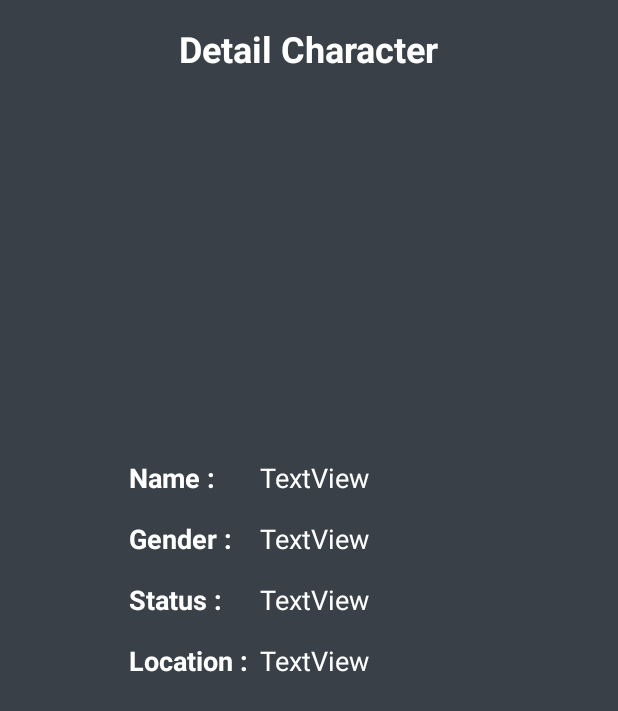
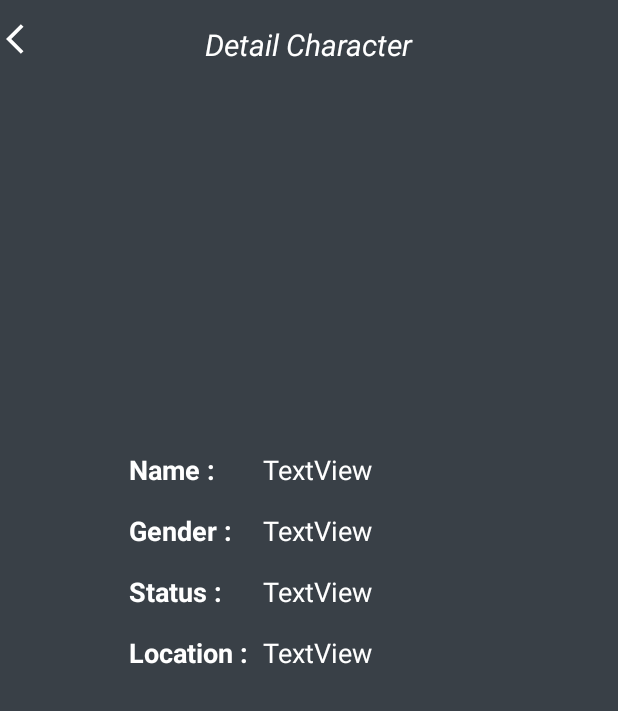
Before and after one commit to gadelshin2011/Rick_and_Morty, an Android app: the InfoPersonFragment screen opened through its navigation route, on a phone screen of 412 x 824 dp. Shown: the top 711 px of the screen. Run offline under Robolectric (Android 15) with nearby library versions, the phone set to English and light mode, and no system bars; our stand-ins replace Picasso; network calls fail; pictures from the network do not load; 7 statements that could not run were skipped.

Commit message:
последняя версия

```diff
--- a/app/src/main/java/com/example/rickmortyretrofit/screens/InfoPersonFragment.kt
+++ b/app/src/main/java/com/example/rickmortyretrofit/screens/InfoPersonFragment.kt
@@ -5,6 +5,8 @@ import androidx.fragment.app.Fragment
 import android.view.LayoutInflater
 import android.view.View
 import android.view.ViewGroup
+import com.example.rickmortyretrofit.APP
+import com.example.rickmortyretrofit.R
 import com.example.rickmortyretrofit.databinding.FragmentInfoPersonBinding
 import com.example.rickmortyretrofit.model.Result
 import com.squareup.picasso.Picasso
@@ -28,6 +30,7 @@ class InfoPersonFragment : Fragment() {
     }
 
     private fun init() {
+        setListener()
         transferringDataFromTheModel()
 
     }
@@ -37,6 +40,13 @@ class InfoPersonFragment : Fragment() {
         binding.tvName.text = currentModel.name
         binding.tvGender.text = currentModel.gender
         binding.tvStatus.text = currentModel.status
+        binding.tvLocation.text = currentModel.location.name
+    }
+
+    private fun setListener(){
+        binding.imBtnBack.setOnClickListener {
+            APP.navController.navigate(R.id.action_infoPersonFragment_to_startFragment)
+        }
     }
 
 
--- a/app/src/main/java/com/example/rickmortyretrofit/screens/startscreen/StartFragment.kt
+++ b/app/src/main/java/com/example/rickmortyretrofit/screens/startscreen/StartFragment.kt
@@ -4,6 +4,7 @@ import android.os.Bundle
 import android.view.LayoutInflater
 import android.view.View
 import android.view.ViewGroup
+import android.widget.ImageButton
 import android.widget.SearchView
 import android.widget.SearchView.OnCloseListener
 import androidx.appcompat.widget.SearchView.OnQueryTextListener
@@ -102,7 +103,9 @@ class StartFragment : Fragment() {
             binding.imageSearchButton.visibility = View.GONE
         }
 
+    }
 
+    fun changeStateButton(){
 
     }
 
--- /dev/null
+++ b/app/src/main/res/drawable/ic_baseline_back_24.xml
@@ -0,0 +1,5 @@
+<vector android:autoMirrored="true" android:height="24dp"
+    android:tint="#FFFFFF" android:viewportHeight="24"
+    android:viewportWidth="24" android:width="24dp" xmlns:android="http://schemas.android.com/apk/res/android">
+    <path android:fillColor="@android:color/white" android:pathData="M11.67,3.87L9.9,2.1 0,12l9.9,9.9 1.77,-1.77L3.54,12z"/>
+</vector>
--- /dev/null
+++ b/app/src/main/res/drawable/ic_baseline_favorite_first_state.xml
@@ -0,0 +1,5 @@
+<vector android:height="24dp" android:tint="#FFFFFF"
+    android:viewportHeight="24" android:viewportWidth="24"
+    android:width="24dp" xmlns:android="http://schemas.android.com/apk/res/android">
+    <path android:fillColor="@android:color/white" android:pathData="M12,21.35l-1.45,-1.32C5.4,15.36 2,12.28 2,8.5 2,5.42 4.42,3 7.5,3c1.74,0 3.41,0.81 4.5,2.09C13.09,3.81 14.76,3 16.5,3 19.58,3 22,5.42 22,8.5c0,3.78 -3.4,6.86 -8.55,11.54L12,21.35z"/>
+</vector>
--- /dev/null
+++ b/app/src/main/res/drawable/ic_baseline_favorite_second_state.xml
@@ -0,0 +1,5 @@
+<vector android:height="24dp" android:tint="#FF0000"
+    android:viewportHeight="24" android:viewportWidth="24"
+    android:width="24dp" xmlns:android="http://schemas.android.com/apk/res/android">
+    <path android:fillColor="@android:color/white" android:pathData="M12,21.35l-1.45,-1.32C5.4,15.36 2,12.28 2,8.5 2,5.42 4.42,3 7.5,3c1.74,0 3.41,0.81 4.5,2.09C13.09,3.81 14.76,3 16.5,3 19.58,3 22,5.42 22,8.5c0,3.78 -3.4,6.86 -8.55,11.54L12,21.35z"/>
+</vector>
--- a/app/src/main/res/layout/fragment_info_person.xml
+++ b/app/src/main/res/layout/fragment_info_person.xml
@@ -24,8 +24,8 @@
         android:layout_height="wrap_content"
         android:layout_marginTop="16dp"
         android:text="Detail Character"
-        android:textStyle="bold"
-        android:textSize="24sp"
+        android:textStyle="italic"
+        android:textSize="20sp"
         android:textColor="@color/white"
         app:layout_constraintEnd_toEndOf="parent"
         app:layout_constraintStart_toStartOf="parent"
@@ -39,6 +39,7 @@
         android:text="TextView"
         android:textColor="@color/white"
         android:textSize="18sp"
+        app:layout_constraintEnd_toEndOf="@+id/tvName"
         app:layout_constraintStart_toStartOf="@+id/tvName"
         app:layout_constraintTop_toBottomOf="@+id/tvName" />
 
@@ -46,37 +47,40 @@
         android:id="@+id/tvName"
         android:layout_width="0dp"
         android:layout_height="wrap_content"
-        android:layout_marginStart="30dp"
+        android:layout_marginStart="10dp"
         android:layout_marginTop="16dp"
         android:text="TextView"
         android:textColor="@color/white"
         android:textSize="18sp"
+        app:layout_constraintEnd_toEndOf="@+id/imageView"
         app:layout_constraintStart_toEndOf="@+id/labelName"
         app:layout_constraintTop_toBottomOf="@+id/imageView" />
 
     <TextView
         android:id="@+id/labelGender"
-        android:layout_width="wrap_content"
+        android:layout_width="0dp"
         android:layout_height="wrap_content"
         android:layout_marginTop="16dp"
         android:text="Gender :"
         android:textColor="@color/white"
         android:textSize="18sp"
         android:textStyle="bold"
-        app:layout_constraintEnd_toEndOf="@+id/labelName"
-        app:layout_constraintHorizontal_bias="0.0"
+        app:layout_constraintBottom_toBottomOf="@+id/tvGender"
+        app:layout_constraintEnd_toEndOf="@+id/labelStatus"
         app:layout_constraintStart_toStartOf="@+id/labelName"
         app:layout_constraintTop_toBottomOf="@+id/labelName" />
 
     <TextView
         android:id="@+id/labelName"
-        android:layout_width="wrap_content"
+        android:layout_width="0dp"
         android:layout_height="wrap_content"
         android:layout_marginTop="16dp"
         android:text="Name :"
         android:textColor="@color/white"
         android:textSize="18sp"
         android:textStyle="bold"
+        app:layout_constraintBottom_toBottomOf="@+id/tvName"
+        app:layout_constraintEnd_toEndOf="@+id/labelGender"
         app:layout_constraintStart_toStartOf="@+id/imageView"
         app:layout_constraintTop_toBottomOf="@+id/imageView" />
 
@@ -88,20 +92,21 @@
         android:text="TextView"
         android:textColor="@color/white"
         android:textSize="18sp"
+        app:layout_constraintEnd_toEndOf="@+id/tvGender"
         app:layout_constraintStart_toStartOf="@+id/tvGender"
         app:layout_constraintTop_toBottomOf="@+id/tvGender" />
 
     <TextView
         android:id="@+id/labelStatus"
-        android:layout_width="wrap_content"
+        android:layout_width="0dp"
         android:layout_height="wrap_content"
         android:layout_marginTop="16dp"
         android:text="Status :"
         android:textColor="@color/white"
         android:textSize="18sp"
         android:textStyle="bold"
-        app:layout_constraintEnd_toEndOf="@+id/labelGender"
-        app:layout_constraintHorizontal_bias="0.0"
+        app:layout_constraintBottom_toBottomOf="@+id/tvStatus"
+        app:layout_constraintEnd_toEndOf="@+id/labelLocation"
         app:layout_constraintStart_toStartOf="@+id/labelName"
         app:layout_constraintTop_toBottomOf="@+id/labelGender" />
 
@@ -114,8 +119,7 @@
         android:textColor="@color/white"
         android:textSize="18sp"
         android:textStyle="bold"
-        app:layout_constraintEnd_toEndOf="@+id/labelGender"
-        app:layout_constraintHorizontal_bias="0.0"
+        app:layout_constraintBottom_toBottomOf="@+id/tvLocation"
         app:layout_constraintStart_toStartOf="@+id/labelName"
         app:layout_constraintTop_toBottomOf="@+id/labelStatus" />
 
@@ -128,7 +132,22 @@
         android:textColor="@color/white"
         android:textSize="18sp"
 
+        app:layout_constraintEnd_toEndOf="@+id/tvStatus"
         app:layout_constraintStart_toStartOf="@+id/tvStatus"
         app:layout_constraintTop_toBottomOf="@+id/tvStatus" />
 
+    <ImageButton
+        android:id="@+id/imBtnBack"
+        android:layout_width="wrap_content"
+        android:layout_height="wrap_content"
+        android:layout_marginStart="4dp"
+        android:layout_marginTop="8dp"
+        android:background="#394047"
+        android:src="@drawable/ic_baseline_back_24"
+        app:layout_constraintBottom_toBottomOf="@+id/tvNameFragmentDetail"
+        app:layout_constraintEnd_toStartOf="@+id/tvNameFragmentDetail"
+        app:layout_constraintHorizontal_bias="0.0"
+        app:layout_constraintStart_toStartOf="parent"
+        app:layout_constraintTop_toTopOf="parent" />
+
 </androidx.constraintlayout.widget.ConstraintLayout>
--- a/app/src/main/res/values/colors.xml
+++ b/app/src/main/res/values/colors.xml
@@ -9,4 +9,5 @@
     <color name="white">#FFFFFFFF</color>
     <color name="itemViewColor">#20A193</color>
     <color name="backRcColor">#0D3E39</color>
+    <color name="fragment_color">#394047</color>
 </resources>
```
Also changed, not shown: app/src/main/java/com/example/rickmortyretrofit/adapter/RcViewAdapter.kt (+9 -0 lines), app/src/main/res/layout/fragment_start.xml (+17 -3 lines), app/src/main/res/layout/rc_item_copy.xml (+9 -2 lines), app/src/debug/ic_favorite_state_write-playstore.png (added).
